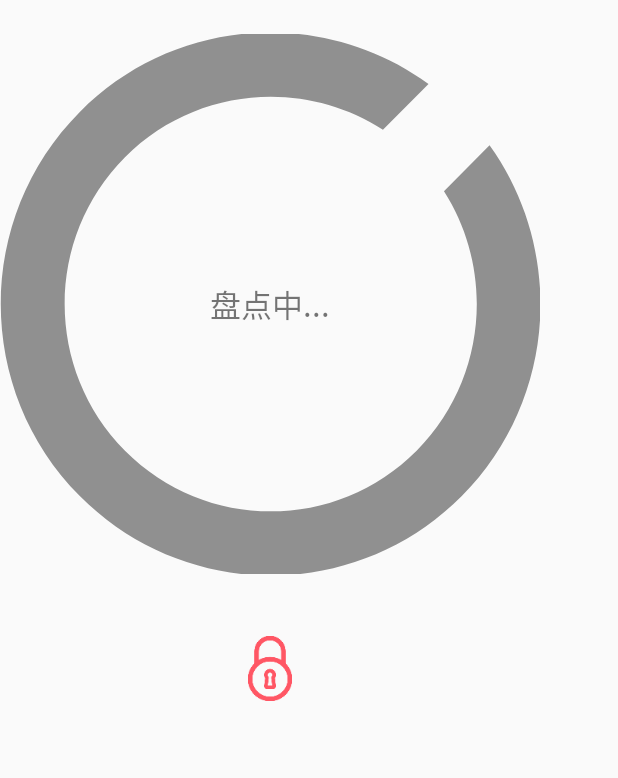
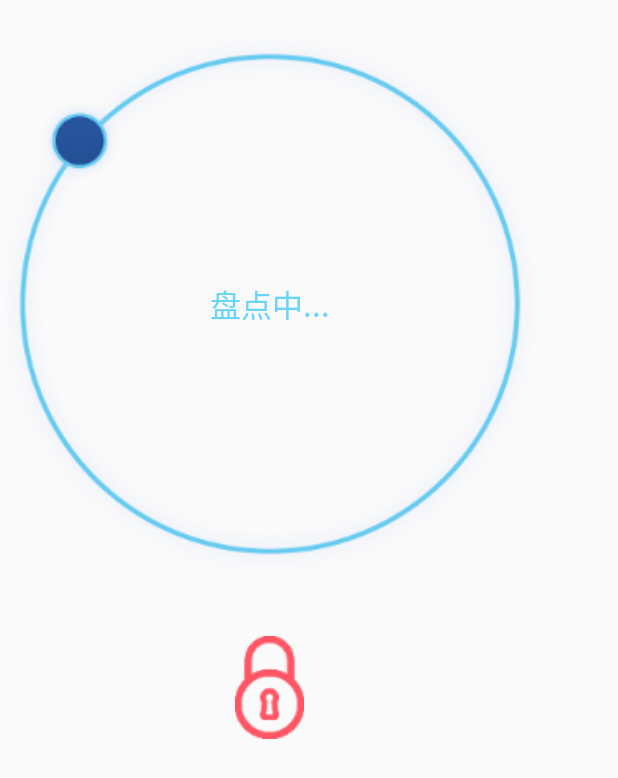
Before and after one commit to yhmatg/-TerminalSmartBox, an Android app: the layout close_layout.xml on its own in the app's theme, with its tools: preview values and no code run, on a phone screen of 412 x 824 dp. Shown: the top 778 px of the screen. Run offline under Robolectric (Android 15) with nearby library versions, the phone set to English and light mode, and no system bars.

Commit message:
modify some ui

```diff
--- a/app/src/main/java/com/android/terminalbox/ui/inventory/InventoryActivity.java
+++ b/app/src/main/java/com/android/terminalbox/ui/inventory/InventoryActivity.java
@@ -145,6 +145,7 @@ public class InventoryActivity extends BaseActivity {
     protected void initEventAndData() {
         numberLayout.setVisibility(View.VISIBLE);
         roundImg.setVisibility(View.VISIBLE);
+        seeDetail.setVisibility(View.VISIBLE);
         detailLayout.setVisibility(View.GONE);
         editText.setVisibility(View.GONE);
         mAdapter = new FileBeanAdapter(files, this);
@@ -213,6 +214,7 @@ public class InventoryActivity extends BaseActivity {
                 roundImg.setVisibility(View.GONE);
                 detailLayout.setVisibility(View.VISIBLE);
                 editText.setVisibility(View.VISIBLE);
+                seeDetail.setVisibility(View.GONE);
                 break;
         }
     }
--- a/app/src/main/java/com/android/terminalbox/ui/unlock/UnlockActivity.java
+++ b/app/src/main/java/com/android/terminalbox/ui/unlock/UnlockActivity.java
@@ -88,6 +88,7 @@ public class UnlockActivity extends BaseActivity<UnlockPresenter> implements Unl
                 openLayout.setVisibility(View.GONE);
                 closeLayout.setVisibility(View.VISIBLE);
                 inOutLayout.setVisibility(View.GONE);
+                roundImg.startAnimation(mRadarAnim);
                 startInvTags();
                 break;
         }
@@ -175,6 +176,7 @@ public class UnlockActivity extends BaseActivity<UnlockPresenter> implements Unl
                                     openLayout.setVisibility(View.GONE);
                                     closeLayout.setVisibility(View.GONE);
                                     inOutLayout.setVisibility(View.VISIBLE);
+                                    roundImg.clearAnimation();
                                 }
                             });
                         }
--- a/app/src/main/res/drawable/round_icon.xml
+++ /dev/null
@@ -1,18 +0,0 @@
-<?xml version="1.0" encoding="utf-8"?>
-<vector xmlns:android="http://schemas.android.com/apk/res/android"
-    android:width="256dp"
-    android:height="256dp"
-    android:viewportWidth="1030"
-    android:viewportHeight="1024">
-
-    <path
-        android:fillColor="#909090"
-        android:pathData="M933.749,211.183 L846.829,298.102
-C945.086,450.778,927.702,657.118,794.677,790.142
-C641.246,943.574,391.824,943.574,238.392,790.142
-C84.96,636.71,84.96,387.289,238.392,233.857
-C371.417,100.832,577.756,83.448,730.432,181.705 L817.352,94.7863
-C615.548,-51.0873,333.626,-33.7034,152.229,147.694
-C-48.82,348.742,-48.82,675.258,152.229,876.306 S679.793,1077.35,880.841,876.306
-C1061.48,694.153,1078.87,412.232,933.749,211.183 Z" />
-</vector>
--- a/app/src/main/res/layout/activity_main.xml
+++ b/app/src/main/res/layout/activity_main.xml
@@ -73,10 +73,10 @@
         android:id="@+id/bt_change_org"
         android:layout_width="@dimen/dp_158"
         android:layout_height="@dimen/dp_75"
-        android:layout_below="@+id/btn_inv"
-        android:layout_centerHorizontal="true"
+        android:layout_below="@+id/btn_access"
         android:layout_marginLeft="16dp"
         android:layout_marginRight="16dp"
+        android:layout_marginTop="@dimen/dp_100"
         android:background="@drawable/btn_selector"
         android:text="换方向"
         android:textColor="@android:color/white"
--- a/app/src/main/res/layout/close_layout.xml
+++ b/app/src/main/res/layout/close_layout.xml
@@ -21,12 +21,13 @@
         android:layout_alignEnd="@+id/iv_round"
         android:layout_alignBottom="@+id/iv_round"
         android:gravity="center"
+        android:textColor="#68D4F8"
         android:text="盘点中..."
         android:textSize="@dimen/sp_18" />
 
     <ImageView
-        android:layout_width="wrap_content"
-        android:layout_height="wrap_content"
+        android:layout_width="@dimen/dp_45"
+        android:layout_height="@dimen/dp_60"
         android:layout_below="@+id/iv_round"
         android:layout_centerHorizontal="true"
         android:layout_marginTop="@dimen/dp_36"
--- a/app/src/main/res/layout/inout_result_layout.xml
+++ b/app/src/main/res/layout/inout_result_layout.xml
@@ -53,6 +53,7 @@
         android:orientation="horizontal">
 
         <TextView
+            android:layout_marginStart="@dimen/dp_10"
             android:layout_width="wrap_content"
             android:layout_height="wrap_content"
             android:text="取出"
@@ -90,6 +91,7 @@
             android:layout_marginTop="@dimen/dp_14">
 
             <TextView
+                android:layout_marginStart="@dimen/dp_10"
                 android:id="@+id/tv_out_file_name"
                 android:layout_width="0dp"
                 android:layout_height="wrap_content"
@@ -125,6 +127,7 @@
         android:orientation="horizontal">
 
         <TextView
+            android:layout_marginStart="@dimen/dp_10"
             android:layout_width="wrap_content"
             android:layout_height="wrap_content"
             android:text="存入"
```
Also changed, not shown: app/src/main/java/com/android/terminalbox/MainActivity.java (+5 -3 lines), app/src/main/res/layout/activity_inv.xml (+4 -4 lines), app/src/main/res/layout/open_layout.xml (+8 -7 lines), app/src/main/res/drawable-xxxhdpi/round_icon.png (added), app/src/main/res/drawable-xxxhdpi/whoel_unlock_icon.png (added).
